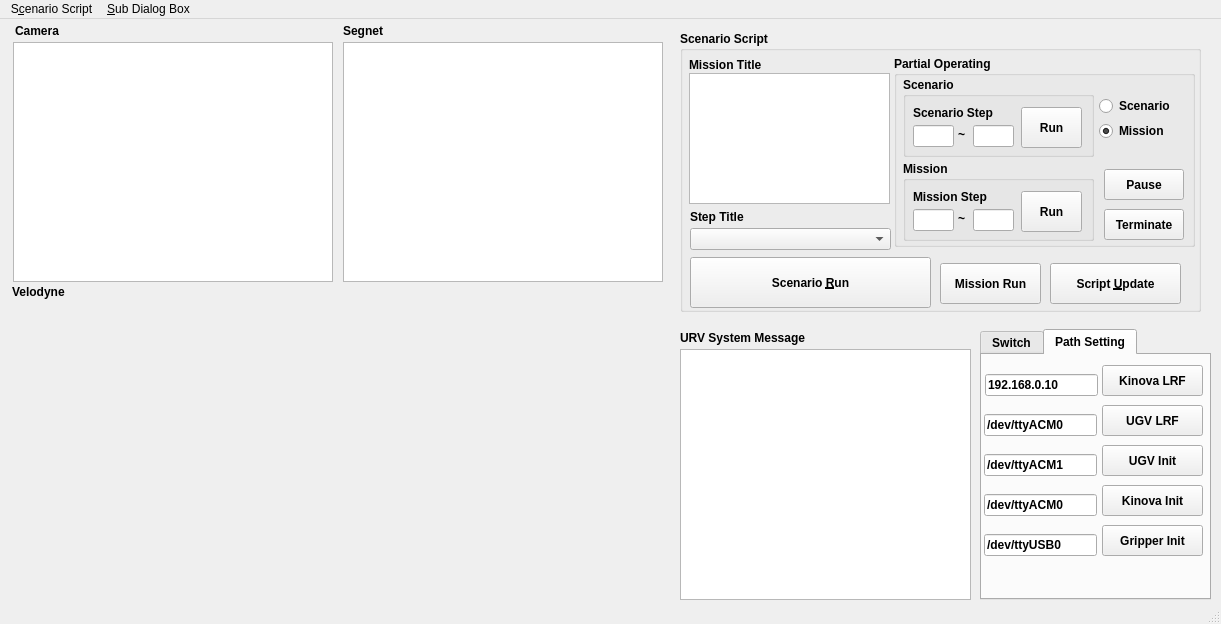
This is EurecarURV_Dlg.ui in Jun-Hong-7794/Eurecar-URV as Qt 5 draws it before an edit. The edited form follows.
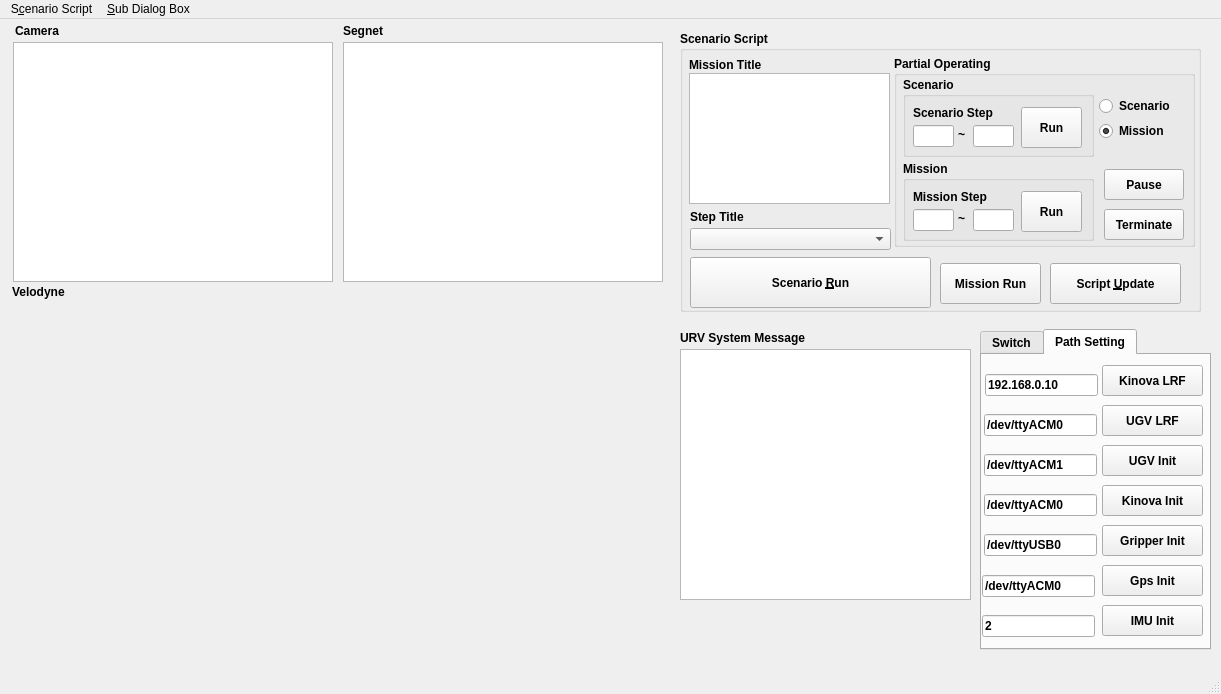
This is the edited form. The open tabs and pages were chosen to show the change. Custom widgets are drawn as their Qt base class.

The edit to the form file:
```diff
--- a/EurecarURV_Dlg.ui
+++ b/EurecarURV_Dlg.ui
@@ -7,7 +7,7 @@
     <x>0</x>
     <y>0</y>
     <width>1221</width>
-    <height>624</height>
+    <height>694</height>
    </rect>
   </property>
   <property name="windowTitle">
@@ -470,7 +470,7 @@
       <x>980</x>
       <y>310</y>
       <width>231</width>
-      <height>271</height>
+      <height>321</height>
      </rect>
     </property>
     <property name="font">
@@ -725,6 +725,58 @@
        <string>Gripper Init</string>
       </property>
      </widget>
+     <widget class="QPushButton" name="bt_gps_path_set">
+      <property name="geometry">
+       <rect>
+        <x>120</x>
+        <y>210</y>
+        <width>101</width>
+        <height>31</height>
+       </rect>
+      </property>
+      <property name="text">
+       <string>Gps Init</string>
+      </property>
+     </widget>
+     <widget class="QLineEdit" name="ed_gps_path">
+      <property name="geometry">
+       <rect>
+        <x>0</x>
+        <y>220</y>
+        <width>113</width>
+        <height>22</height>
+       </rect>
+      </property>
+      <property name="text">
+       <string>/dev/ttyACM0</string>
+      </property>
+     </widget>
+     <widget class="QLineEdit" name="ed_imu_path">
+      <property name="geometry">
+       <rect>
+        <x>0</x>
+        <y>260</y>
+        <width>113</width>
+        <height>22</height>
+       </rect>
+      </property>
+      <property name="text">
+       <string>2</string>
+      </property>
+     </widget>
+     <widget class="QPushButton" name="bt_imu_path_set">
+      <property name="geometry">
+       <rect>
+        <x>120</x>
+        <y>250</y>
+        <width>101</width>
+        <height>31</height>
+       </rect>
+      </property>
+      <property name="text">
+       <string>IMU Init</string>
+      </property>
+     </widget>
     </widget>
    </widget>
   </widget>
```
Left out of the diff: 15 changed lines with no effect on the pictures.
